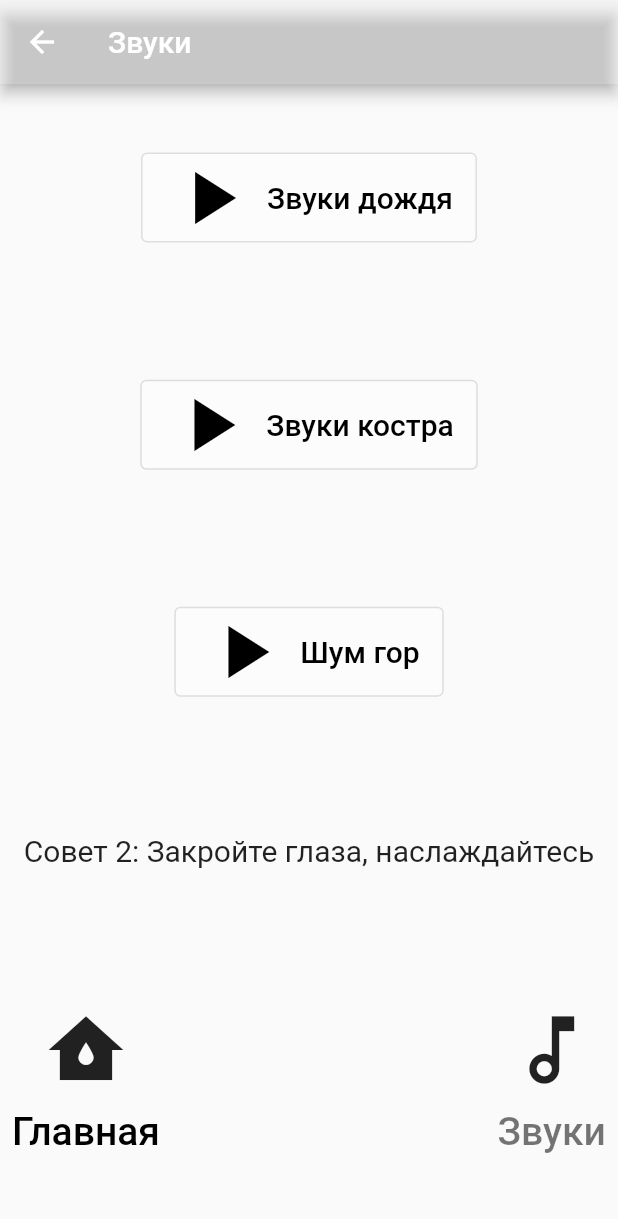
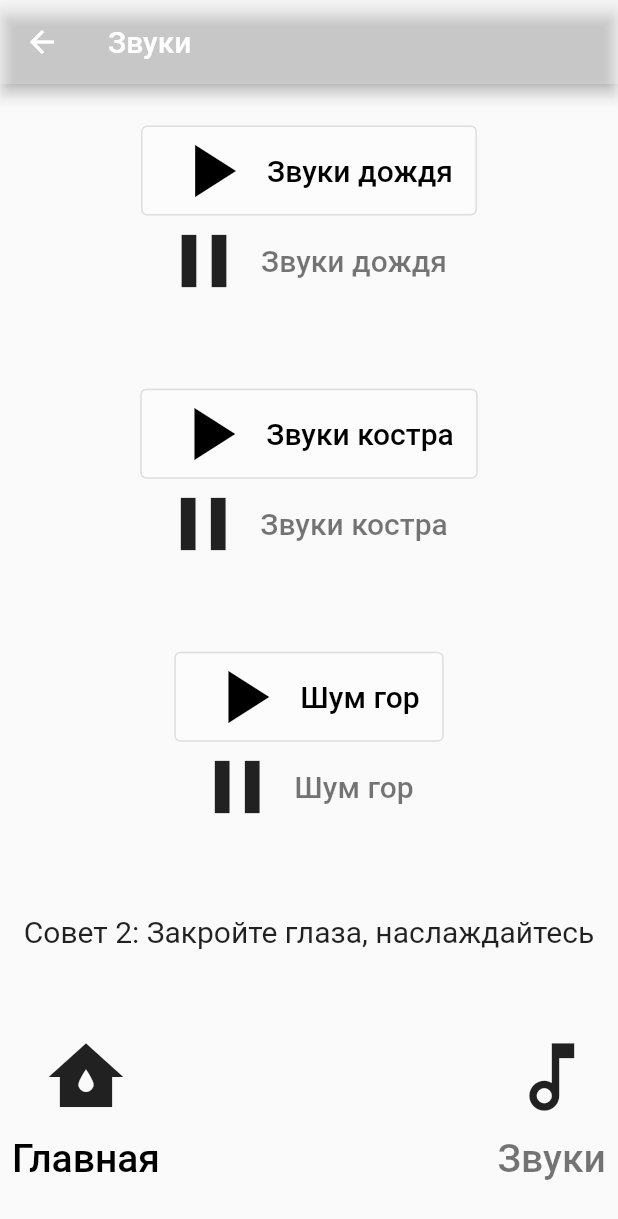
Before and after one commit to iteplenky/meditation, a Flutter app: the Athome screen opened directly, on a phone screen of 412 x 824 dp. Shown: the top 1219 px of the screen. Run offline on Flutter 3.47's test engine with Material 2 defaults, Android fonts, the phone set to English and light mode, and no system bars; our stand-ins replace audioplayers; missing offline and left inert: dart:ffi; statements that could not run were skipped.

Commit message:
Update home_dart.dart

```diff
--- a/lib/home_dart.dart
+++ b/lib/home_dart.dart
@@ -10,6 +10,9 @@ class Athome extends StatefulWidget {
 }
 
 class _athomeState extends State<Athome> {
+  AudioPlayer audioPlayer = AudioPlayer();
+  AudioCache audioCache = new AudioCache();
+  AudioPlayer advancedPlayer = new AudioPlayer();
   @override
   Widget build(BuildContext context) {
     return Scaffold(
@@ -22,9 +25,8 @@ class _athomeState extends State<Athome> {
         Column(
           mainAxisAlignment: MainAxisAlignment.spaceAround,
           children: [
-            Row(
-              mainAxisAlignment: MainAxisAlignment.center,
-              children: [
+            Column(
+            children:[
                 OutlinedButton.icon(label: Text('Звуки дождя',
                   style: TextStyle(
                     fontSize: 20,
@@ -40,10 +42,26 @@ class _athomeState extends State<Athome> {
                     backgroundColor: MaterialStateProperty.all(Colors.white38),
                   ),
                   icon: Icon(Icons.play_arrow, size: 60, color: Colors.black,),
-                )
-              ],
+                ),
+              Row(
+                mainAxisAlignment: MainAxisAlignment.center,
+                children:[
+                  Icon(Icons.pause, size: 60, ),
+                  TextButton(onPressed: () {
+                    advancedPlayer.pause();
+                  },
+                    child: Text('Звуки дождя',
+                      style: TextStyle(
+                        fontSize: 20,
+                        color: Colors.black54,
+                      ),
+                    ),
+                  ),
+                ],
+              ),
+              ]
             ),
-            Row(
+            Column(
               mainAxisAlignment: MainAxisAlignment.center,
               children: [
                 OutlinedButton.icon(label: Text('Звуки костра',
@@ -57,13 +75,27 @@ class _athomeState extends State<Athome> {
                     backgroundColor: MaterialStateProperty.all(Colors.white38),
                   ),
                   icon: Icon(Icons.play_arrow, size: 60, color: Colors.black,),
-                )
+                ),
+                Row(
+                  mainAxisAlignment: MainAxisAlignment.center,
+                  children:[
+                    Icon(Icons.pause, size: 60, ),
+                    TextButton(onPressed: () {
+                      advancedPlayer.pause();
+                    },
+                      child: Text('Звуки костра',
+                        style: TextStyle(
+                          fontSize: 20,
+                          color: Colors.black54,
+                        ),
+                      ),
+                    ),
+                  ],
+                ),
               ],
             ),
-            Row(
+            Column(
               mainAxisAlignment: MainAxisAlignment.center,
-              children: [
-                Column(
                   children: [
                     OutlinedButton.icon(label: Text('Шум гор',
                       style: TextStyle(
@@ -78,10 +110,25 @@ class _athomeState extends State<Athome> {
                         style: ButtonStyle(
                           backgroundColor: MaterialStateProperty.all(Colors.white38),
                         ),
-                        icon: Icon(Icons.play_arrow, size: 60, color: Colors.black,))
+                        icon: Icon(Icons.play_arrow, size: 60, color: Colors.black,)
+                    ),
+                    Row(
+                      mainAxisAlignment: MainAxisAlignment.center,
+                      children:[
+                        Icon(Icons.pause, size: 60, ),
+                        TextButton(onPressed: () {
+                          advancedPlayer.pause();
+                        },
+                          child: Text('Шум гор',
+                            style: TextStyle(
+                              fontSize: 20,
+                              color: Colors.black54,
+                            ),
+                          ),
+                        ),
+                      ],
+                    ),
                   ],
-                ),
-              ],
             ),
             Row(
               mainAxisAlignment: MainAxisAlignment.center,
```
